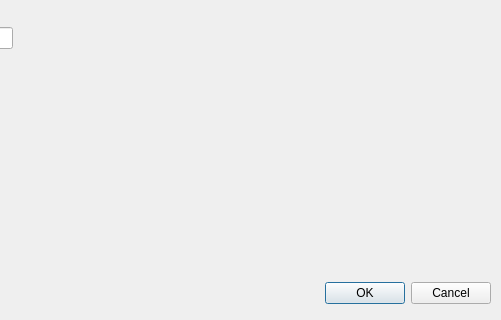
Qt form src/gui/ui/create_log.ui (MaxB321/TimeBranchr) before a commit; both pictures show x 370 to 871 and y 153 to 473 of the 871 by 473 pixel window.
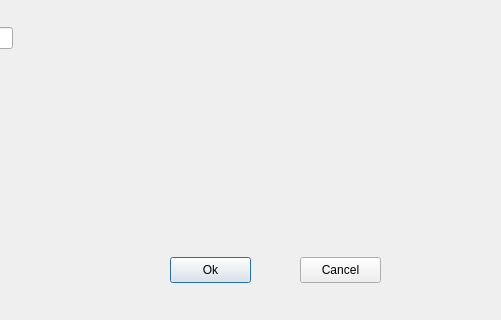
The same form after that commit.

Commit message: added custom buttons which are not focused on dialog startup; fixed deselect of line edits on dialog close

```diff
--- a/src/gui/ui/create_log.ui
+++ b/src/gui/ui/create_log.ui
@@ -13,22 +13,6 @@
   <property name="windowTitle">
    <string>Dialog</string>
   </property>
-  <widget class="QDialogButtonBox" name="buttonBox">
-   <property name="geometry">
-    <rect>
-     <x>520</x>
-     <y>430</y>
-     <width>341</width>
-     <height>32</height>
-    </rect>
-   </property>
-   <property name="orientation">
-    <enum>Qt::Orientation::Horizontal</enum>
-   </property>
-   <property name="standardButtons">
-    <set>QDialogButtonBox::StandardButton::Cancel|QDialogButtonBox::StandardButton::Ok</set>
-   </property>
-  </widget>
   <widget class="QLabel" name="label_h">
    <property name="geometry">
     <rect>
@@ -98,6 +82,32 @@
     <string>Seconds</string>
    </property>
   </widget>
+  <widget class="QPushButton" name="ok_btn">
+   <property name="geometry">
+    <rect>
+     <x>540</x>
+     <y>410</y>
+     <width>81</width>
+     <height>26</height>
+    </rect>
+   </property>
+   <property name="text">
+    <string>Ok</string>
+   </property>
+  </widget>
+  <widget class="QPushButton" name="cancel_btn">
+   <property name="geometry">
+    <rect>
+     <x>670</x>
+     <y>410</y>
+     <width>81</width>
+     <height>26</height>
+    </rect>
+   </property>
+   <property name="text">
+    <string>Cancel</string>
+   </property>
+  </widget>
  </widget>
  <resources/>
  <connections>
```
Left out of the diff: 35 changed lines with no effect on the pictures. The commit also changes 2 other files.
